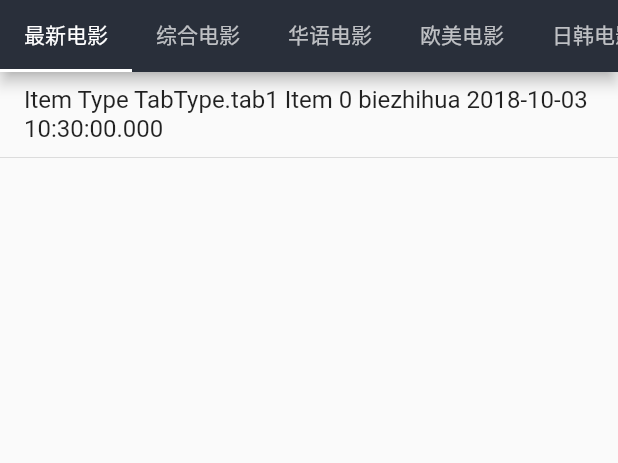
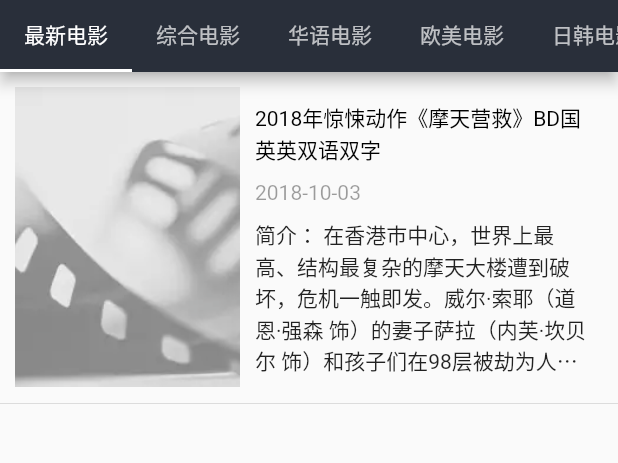
Before and after one commit to biezhihua/DYTT-Flutter, a Flutter app: the screen it shows after launch, on a phone screen of 412 x 824 dp, the part 84-547 px from its top. Run offline on Flutter 3.47's test engine with Material 2 defaults, Android fonts, the phone set to English and light mode, and no system bars.

Commit message:
Build Item

```diff
--- a/lib/listpage.dart
+++ b/lib/listpage.dart
@@ -57,12 +57,7 @@ class _ListPageState extends State<ListPage> with WidgetsBindingObserver {
             }
 
             String content = _data[i];
-            return Column(
-              children: <Widget>[
-                ListTile(title: Text("Item Type $_tabType Item $i $content ")),
-                Divider(height: 2.0)
-              ],
-            );
+            return _buildItem(content, i);
           },
         ),
         onRefresh: _handleRefresh);
@@ -84,4 +79,54 @@ class _ListPageState extends State<ListPage> with WidgetsBindingObserver {
       _data.add("biezhihua $now");
     });
   }
+
+  Widget _buildItem(String content, int i) {
+    return Column(
+      children: <Widget>[
+        Container(
+            margin: EdgeInsets.all(10.0),
+            child: Row(children: <Widget>[
+              new Image.asset(
+                "images/default_video.png",
+                width: 150.0,
+                height: 200.0,
+                fit: BoxFit.cover,
+              ),
+              Expanded(
+                  child: Container(
+                      padding: EdgeInsets.all(10.0),
+                      height: 200.0,
+                      child: Column(
+                        mainAxisAlignment: MainAxisAlignment.start,
+                        crossAxisAlignment: CrossAxisAlignment.start,
+                        children: <Widget>[
+                          Text(
+                            "2018年惊悚动作《摩天营救》BD国英英双语双字",
+                            softWrap: true,
+                            style: TextStyle(color: Colors.black),
+                          ),
+                          Container(
+                            child: Text(
+                              "2018-10-03",
+                              softWrap: false,
+                              style: TextStyle(color: Colors.black38),
+                            ),
+                            margin: EdgeInsets.only(top: 10.0),
+                          ),
+                          Container(
+                            margin: EdgeInsets.only(top: 10.0),
+                            child: Text(
+                                "简介： 在香港市中心，世界上最高、结构最复杂的摩天大楼遭到破坏，危机一触即发。威尔·索耶（道恩·强森 饰）的妻子萨拉（内芙·坎贝尔 饰）和孩子们在98层被劫为人质，直接暴露在火线上。威尔，这位战争英雄、前联邦调查局救援队员，作为大楼的安保顾问，却被诬陷纵火和谋杀。他必须奋力营救家人，为自己洗脱罪名，关乎生死存亡的高空任务就此展开。",
+                                softWrap: true,
+                                style: TextStyle(color: Colors.black87),
+                                maxLines: 5,
+                                overflow: TextOverflow.ellipsis),
+                          )
+                        ],
+                      )))
+            ])),
+        Divider(height: 2.0)
+      ],
+    );
+  }
 }
--- a/pubspec.yaml
+++ b/pubspec.yaml
@@ -41,6 +41,7 @@ flutter:
    - images/film.png
    - images/icon.png
    - images/search.png
+   - images/default_video.png
 
   # An image asset can refer to one or more resolution-specific "variants", see
   # https://flutter.io/assets-and-images/#resolution-aware.
```
Also changed, not shown: images/default_video.png (added).
